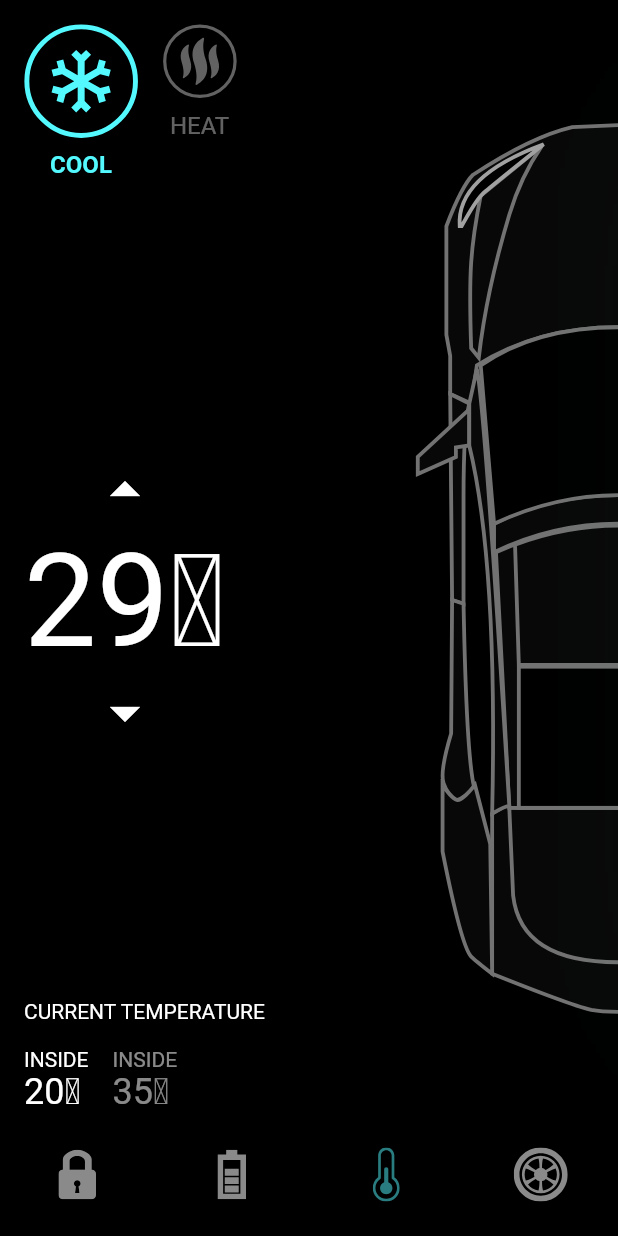
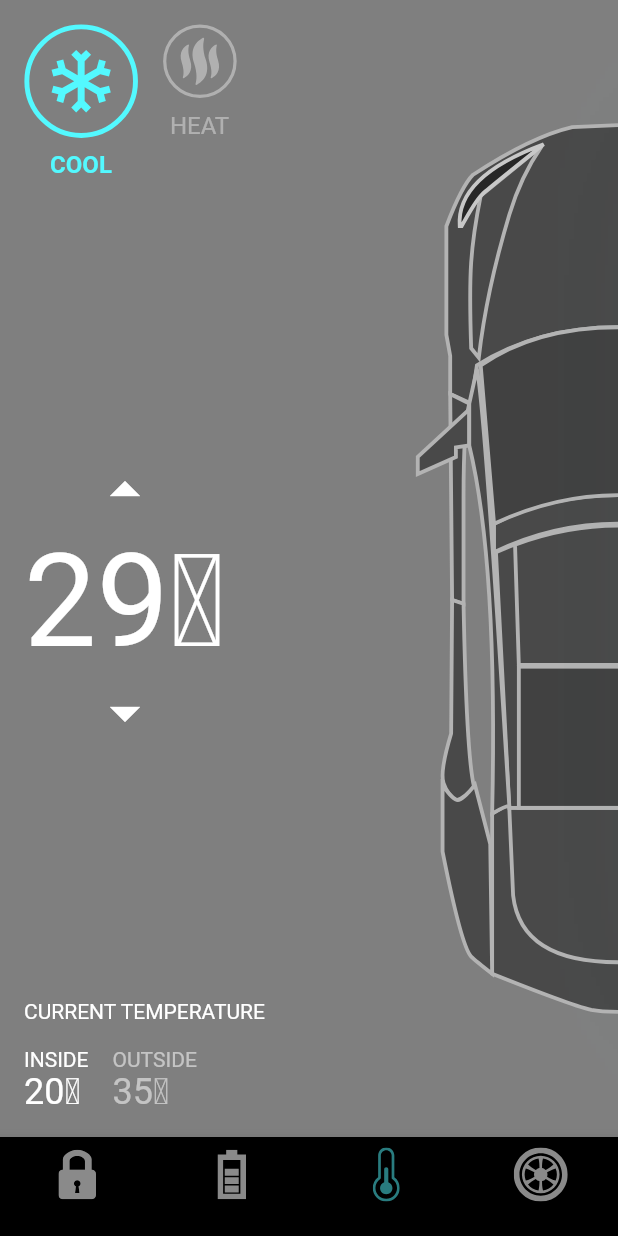
Before and after one commit to tizibienvenus/animated_tesla_car_flutter, a Flutter app: the screen it shows after launch, item 3 of the bottom bar chosen, on a phone screen of 412 x 824 dp. Run offline on Flutter 3.47's test engine with Material 2 defaults, Android fonts, the phone set to English and light mode, and no system bars; our stand-ins replace flutter_svg.

Commit message:
update code

```diff
--- a/lib/main.dart
+++ b/lib/main.dart
@@ -17,7 +17,7 @@ class MyApp extends StatelessWidget {
       theme: ThemeData(
         brightness: Brightness.dark,
         primarySwatch: Colors.blue,
-        scaffoldBackgroundColor: Colors.black,
+        scaffoldBackgroundColor: Colors.black.withOpacity(0.5),
       ),
       home: HomeScreen(),
     );
--- a/lib/screens/components/temp_details.dart
+++ b/lib/screens/components/temp_details.dart
@@ -83,7 +83,7 @@ class TempDetails extends StatelessWidget {
                 crossAxisAlignment: CrossAxisAlignment.start,
                 children: [
                   Text(
-                    "Inside".toUpperCase(),
+                    "Outside".toUpperCase(),
                     style: TextStyle(color: Colors.white54),
                   ),
                   Text(
--- a/lib/screens/components/tesla_bottom_navigationbar.dart
+++ b/lib/screens/components/tesla_bottom_navigationbar.dart
@@ -39,4 +39,5 @@ List<String> navIconSrc = [
   "assets/icons/Charge.svg",
   "assets/icons/Temp.svg",
   "assets/icons/Tyre.svg",
+  //"assets/icons/info.svg",
 ];
```
Also changed, not shown: lib/screens/home_screen.dart (+9 -0 lines), assets/icons/info.svg (added).
